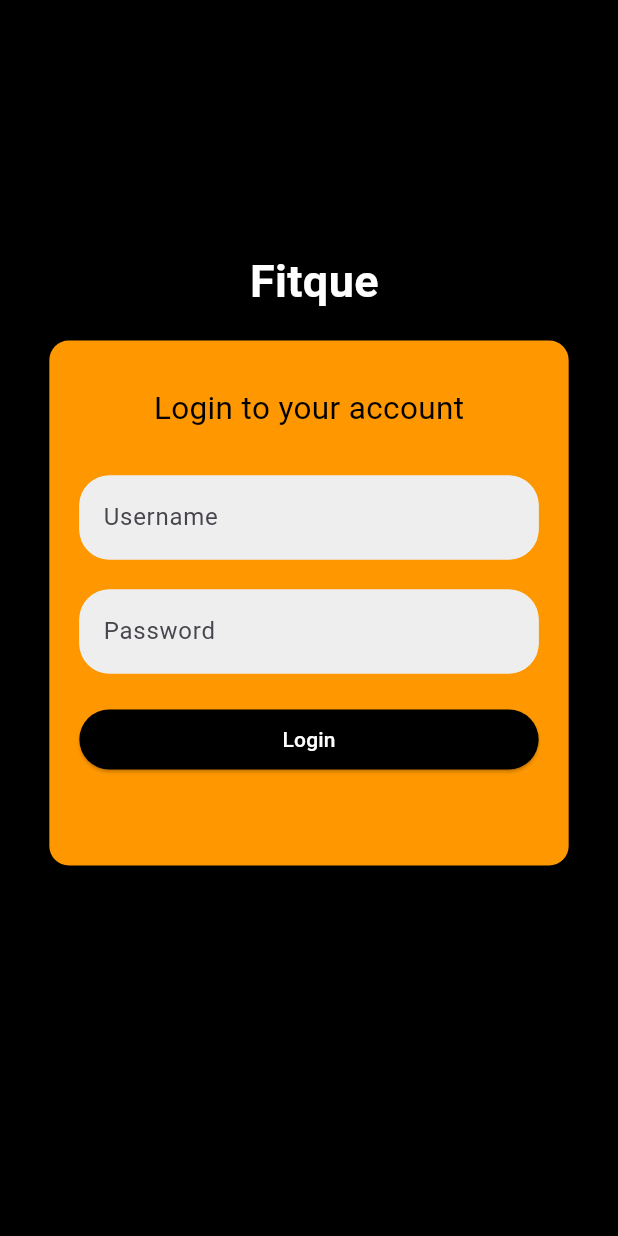
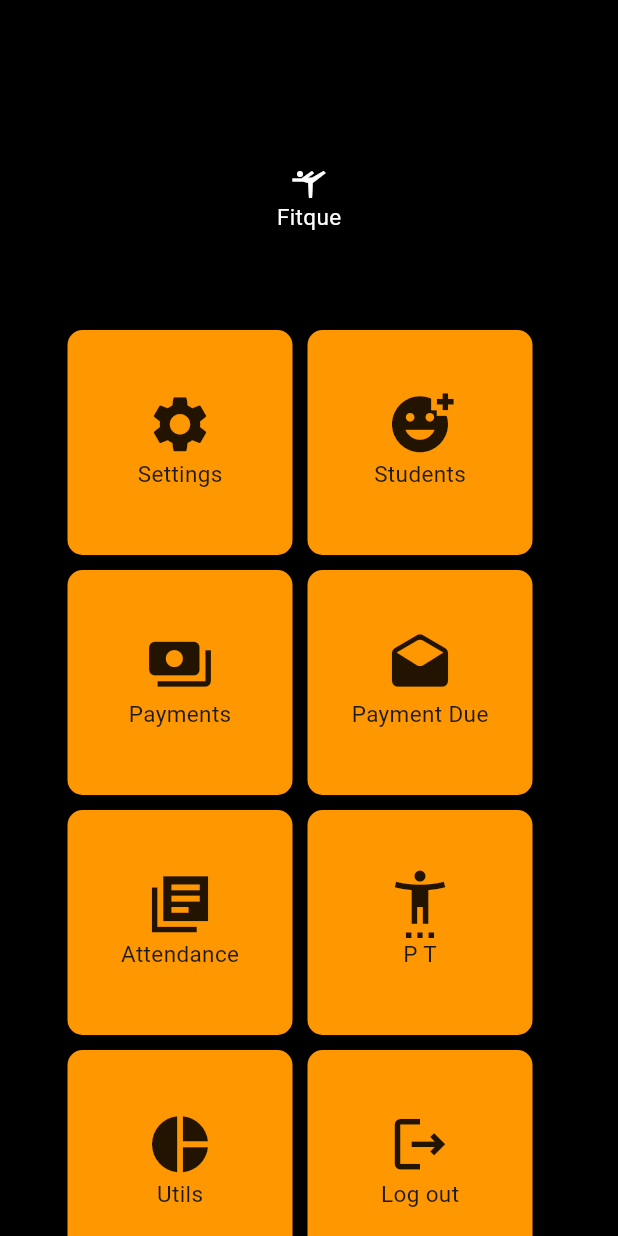
Before and after one commit to Roshiq/FitQ, a Flutter app: the screen it shows after launch, after a tap on "Login", on a phone screen of 412 x 824 dp. Run offline on Flutter 3.47's test engine with Material 3 defaults, Android fonts, the phone set to English and light mode, and no system bars.

Commit message:
fix:Dashboard

```diff
--- a/lib/screen/Login_page.dart
+++ b/lib/screen/Login_page.dart
@@ -1,4 +1,5 @@
 import 'package:flutter/material.dart';
+import 'package:flutter_gym/screen/homepage.dart';
 
 class LoginPage extends StatefulWidget {
   const LoginPage({Key? key}) : super(key: key);
@@ -30,7 +31,9 @@ class _LoginPageState extends State<LoginPage> {
                 crossAxisAlignment: CrossAxisAlignment.center,
                 mainAxisAlignment: MainAxisAlignment.center,
                 children: [
-                  SizedBox(width: 7,),
+                  SizedBox(
+                    width: 7,
+                  ),
                   Padding(
                     padding: EdgeInsets.symmetric(vertical: 10),
                     child: Text(
@@ -44,13 +47,12 @@ class _LoginPageState extends State<LoginPage> {
                   )
                 ],
               ),
-
               Align(
-                alignment:  Alignment.bottomCenter,
+                alignment: Alignment.bottomCenter,
                 child: Padding(
                   padding: const EdgeInsets.all(8.0),
                   child: Container(
-                    width:MediaQuery.of(context).size.width/1.19,
+                    width: MediaQuery.of(context).size.width / 1.19,
                     decoration: BoxDecoration(
                       boxShadow: [
                         BoxShadow(
@@ -64,7 +66,8 @@ class _LoginPageState extends State<LoginPage> {
                       borderRadius: BorderRadius.circular(13),
                     ),
                     child: Padding(
-                      padding: const EdgeInsets.only(bottom: 60, left: 20, right: 20),
+                      padding: const EdgeInsets.only(
+                          bottom: 60, left: 20, right: 20),
                       child: Column(
                         mainAxisAlignment: MainAxisAlignment.center,
                         children: [
@@ -75,8 +78,7 @@ class _LoginPageState extends State<LoginPage> {
                               style: TextStyle(
                                   fontSize: 21,
                                   fontWeight: FontWeight.w400,
-                                  color: Colors.black
-                              ),
+                                  color: Colors.black),
                             ),
                           ),
                           TextField(
@@ -86,16 +88,20 @@ class _LoginPageState extends State<LoginPage> {
                               fillColor: Colors.grey.shade200,
                               hintText: 'Username',
                               focusedBorder: OutlineInputBorder(
-                                borderSide: BorderSide(color: Colors.grey.shade200),
+                                borderSide:
+                                    BorderSide(color: Colors.grey.shade200),
                                 borderRadius: BorderRadius.circular(20.0),
                               ),
                               enabledBorder: OutlineInputBorder(
-                                borderSide: BorderSide(color: Colors.grey.shade200),
+                                borderSide:
+                                    BorderSide(color: Colors.grey.shade200),
                                 borderRadius: BorderRadius.circular(20.0),
                               ),
                             ),
                           ),
-                          const SizedBox(height: 20,),
+                          const SizedBox(
+                            height: 20,
+                          ),
                           TextField(
                             focusNode: _focusNode1,
                             obscureText: true,
@@ -104,21 +110,30 @@ class _LoginPageState extends State<LoginPage> {
                               fillColor: Colors.grey.shade200,
                               hintText: 'Password',
                               focusedBorder: OutlineInputBorder(
-                                borderSide: BorderSide(color: Colors.grey.shade200),
+                                borderSide:
+                                    BorderSide(color: Colors.grey.shade200),
                                 borderRadius: BorderRadius.circular(20.0),
                               ),
                               enabledBorder: OutlineInputBorder(
-                                borderSide: BorderSide(color: Colors.grey.shade200),
+                                borderSide:
+                                    BorderSide(color: Colors.grey.shade200),
                                 borderRadius: BorderRadius.circular(20.0),
                               ),
                             ),
                           ),
-                          const SizedBox(height: 20,),
+                          const SizedBox(
+                            height: 20,
+                          ),
                           SizedBox(
-                            width: double.infinity, // Make the button take the full width
+                            width: double
+                                .infinity, // Make the button take the full width
                             child: ElevatedButton(
-                              onPressed: (){
-                                // Navigator.push(context, MaterialPageRoute(builder: (context) =>const SelectDistributor() ,));
+                              onPressed: () {
+                                Navigator.push(
+                                    context,
+                                    MaterialPageRoute(
+                                        builder: (context) =>
+                                            const HomePage()));
                               },
                               style: ElevatedButton.styleFrom(
                                 backgroundColor: Colors.black,
@@ -126,8 +141,10 @@ class _LoginPageState extends State<LoginPage> {
                                   borderRadius: BorderRadius.circular(20.0),
                                 ),
                               ),
-                              child: const Text("Login",style: TextStyle(color: Colors.white,
-                              )),
+                              child: const Text("Login",
+                                  style: TextStyle(
+                                    color: Colors.white,
+                                  )),
                             ),
                           ),
                         ],
--- /dev/null
+++ b/lib/screen/homepage.dart
@@ -0,0 +1,296 @@
+import 'package:flutter/material.dart';
+
+class HomePage extends StatefulWidget {
+  const HomePage({super.key});
+
+  @override
+  State<HomePage> createState() => _HomePageState();
+}
+
+class _HomePageState extends State<HomePage> {
+  @override
+  Widget build(BuildContext context) {
+    return Scaffold(
+      backgroundColor: Colors.black,
+      body: Column(
+        children: [
+          const Center(
+            child: Padding(
+              padding:
+                  EdgeInsets.only(top: 110, left: 50, right: 50, bottom: 60),
+              child: Column(
+                children: [
+                  Icon(
+                    Icons.sports_gymnastics,
+                    color: Colors.white,
+                  ),
+                  Text(
+                    "Fitque",
+                    style: TextStyle(fontSize: 15, color: Colors.white),
+                  )
+                ],
+              ),
+            ),
+          ),
+          SingleChildScrollView(
+            child: Padding(
+              padding: const EdgeInsets.only(left: 40, right: 40),
+              child: Column(
+                children: [
+                  Row(
+                    children: [
+                      Padding(
+                        padding: const EdgeInsets.all(5.0),
+                        child: Container(
+                          width: 150,
+                          height: 150,
+                          decoration: BoxDecoration(
+                            color: Colors.orange,
+                            borderRadius: BorderRadius.circular(10.0),
+                          ),
+                          child: const Padding(
+                            padding: EdgeInsets.only(
+                              top: 40,
+                            ),
+                            child: Align(
+                              alignment: Alignment.center,
+                              child: Column(children: [
+                                Icon(
+                                  Icons.settings,
+                                  size: 45,
+                                ),
+                                Text(
+                                  "Settings",
+                                  style: TextStyle(fontSize: 15),
+                                )
+                              ]),
+                            ),
+                          ),
+                        ),
+                      ),
+                      Padding(
+                        padding: const EdgeInsets.all(5.0),
+                        child: Container(
+                          width: 150,
+                          height: 150,
+                          decoration: BoxDecoration(
+                            color: Colors.orange,
+                            borderRadius: BorderRadius.circular(10.0),
+                          ),
+                          child: const Padding(
+                            padding: EdgeInsets.only(
+                              top: 40,
+                            ),
+                            child: Align(
+                              alignment: Alignment.center,
+                              child: Column(children: [
+                                Icon(
+                                  Icons.add_reaction_sharp,
+                                  size: 45,
+                                ),
+                                Text(
+                                  "Students",
+                                  style: TextStyle(fontSize: 15),
+                                )
+                              ]),
+                            ),
+                          ),
+                        ),
+                      ),
+                    ],
+                  ),
+                  Row(
+                    children: [
+                      Padding(
+                        padding: const EdgeInsets.all(5.0),
+                        child: Container(
+                          width: 150,
+                          height: 150,
+                          decoration: BoxDecoration(
+                            color: Colors.orange,
+                            borderRadius: BorderRadius.circular(10.0),
+                          ),
+                          child: const Padding(
+                            padding: EdgeInsets.only(
+                              top: 40,
+                            ),
+                            child: Align(
+                              alignment: Alignment.center,
+                              child: Column(children: [
+                                Icon(
+                                  Icons.payments,
+                                  size: 45,
+                                ),
+                                Text(
+                                  "Payments",
+                                  style: TextStyle(fontSize: 15),
+                                )
+                              ]),
+                            ),
+                          ),
+                        ),
+                      ),
+                      Padding(
+                        padding: const EdgeInsets.all(5.0),
+                        child: Container(
+                          width: 150,
+                          height: 150,
+                          decoration: BoxDecoration(
+                            color: Colors.orange,
+                            borderRadius: BorderRadius.circular(10.0),
+                          ),
+                          child: const Padding(
+                            padding: EdgeInsets.only(
+                              top: 40,
+                            ),
+                            child: Align(
+                              alignment: Alignment.center,
+                              child: Column(children: [
+                                Icon(
+                                  Icons.drafts_rounded,
+                                  size: 45,
+                                ),
+                                Text(
+                                  "Payment Due",
+                                  style: TextStyle(fontSize: 15),
+                                )
+                              ]),
+                            ),
+                          ),
+                        ),
+                      ),
+                    ],
+                  ),
+                  Row(
+                    children: [
+                      Padding(
+                        padding: const EdgeInsets.all(5.0),
+                        child: Container(
+                          width: 150,
+                          height: 150,
+                          decoration: BoxDecoration(
+                            color: Colors.orange,
+                            borderRadius: BorderRadius.circular(10.0),
+                          ),
+                          child: const Padding(
+                            padding: EdgeInsets.only(
+                              top: 40,
+                            ),
+                            child: Align(
+                              alignment: Alignment.center,
+                              child: Column(children: [
+                                Icon(
+                                  Icons.my_library_books_sharp,
+                                  size: 45,
+                                ),
+                                Text(
+                                  "Attendance",
+                                  style: TextStyle(fontSize: 15),
+                                )
+                              ]),
+                            ),
+                          ),
+                        ),
+                      ),
+                      Padding(
+                        padding: const EdgeInsets.all(5.0),
+                        child: Container(
+                          width: 150,
+                          height: 150,
+                          decoration: BoxDecoration(
+                            color: Colors.orange,
+                            borderRadius: BorderRadius.circular(10.0),
+                          ),
+                          child: const Padding(
+                            padding: EdgeInsets.only(
+                              top: 40,
+                            ),
+                            child: Align(
+                              alignment: Alignment.center,
+                              child: Column(children: [
+                                Icon(
+                                  Icons.settings_accessibility_outlined,
+                                  size: 45,
+                                ),
+                                Text(
+                                  "P T",
+                                  style: TextStyle(fontSize: 15),
+                                )
+                              ]),
+                            ),
+                          ),
+                        ),
+                      ),
+                    ],
+                  ),
+                  Row(
+                    children: [
+                      Padding(
+                        padding: const EdgeInsets.all(5.0),
+                        child: Container(
+                          width: 150,
+                          height: 150,
+                          decoration: BoxDecoration(
+                            color: Colors.orange,
+                            borderRadius: BorderRadius.circular(10.0),
+                          ),
+                          child: const Padding(
+                            padding: EdgeInsets.only(
+                              top: 40,
+                            ),
+                            child: Align(
+                              alignment: Alignment.center,
+                              child: Column(children: [
+                                Icon(
+                                  Icons.pie_chart_sharp,
+                                  size: 45,
+                                ),
+                                Text(
+                                  "Utils",
+                                  style: TextStyle(fontSize: 15),
+                                )
+                              ]),
+                            ),
+                          ),
+                        ),
+                      ),
+                      Padding(
+                        padding: const EdgeInsets.all(5.0),
+                        child: Container(
+                          width: 150,
+                          height: 150,
+                          decoration: BoxDecoration(
+                            color: Colors.orange,
+                            borderRadius: BorderRadius.circular(10.0),
+                          ),
+                          child: const Padding(
+                            padding: EdgeInsets.only(
+                              top: 40,
+                            ),
+                            child: Align(
+                              alignment: Alignment.center,
+                              child: Column(children: [
+                                Icon(
+                                  Icons.logout_outlined,
+                                  size: 45,
+                                ),
+                                Text(
+                                  "Log out",
+                                  style: TextStyle(fontSize: 15),
+                                )
+                              ]),
+                            ),
+                          ),
+                        ),
+                      ),
+                    ],
+                  )
+                ],
+              ),
+            ),
+          ),
+        ],
+      ),
+    );
+  }
+}
```
Also changed, not shown: pubspec.lock, 1 other file.
